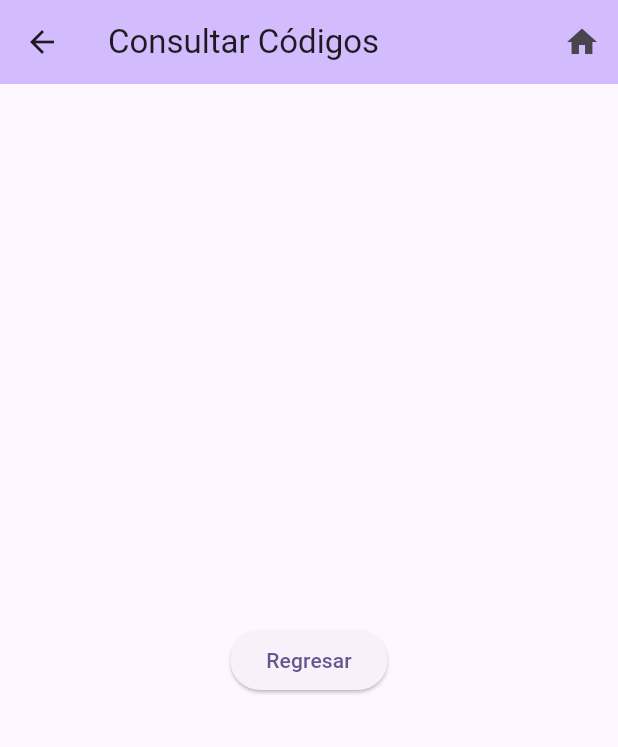
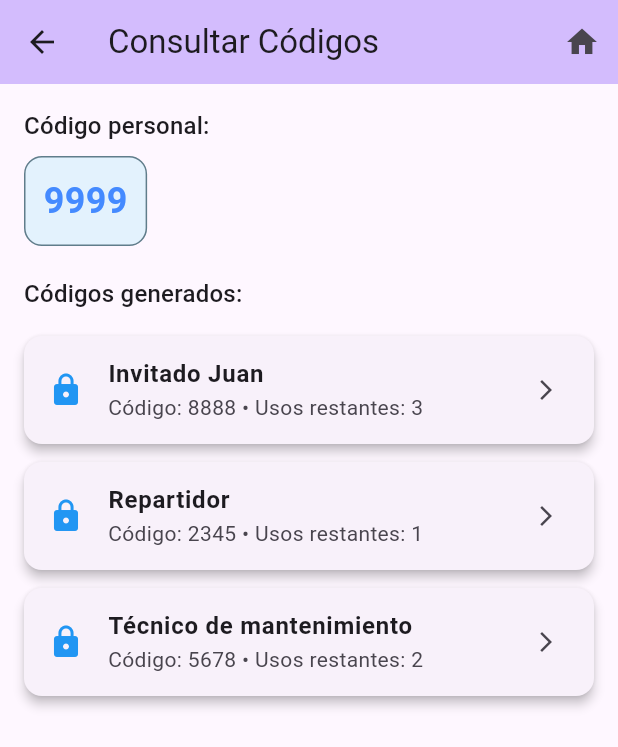
Before and after one commit to DanBR-UPQ/SVCAM, a Flutter app: the ConsultarCodigosPage screen opened by its route, on a phone screen of 412 x 824 dp. Shown: the top 747 px of the screen. Run offline on Flutter 3.47's test engine with Material 3 defaults, Android fonts, the phone set to English and light mode, and no system bars.

Commit message:
modified:   lib/main.dart 	modified:   lib/pages/consultar_codigos_page.dart

```diff
--- a/lib/main.dart
+++ b/lib/main.dart
@@ -52,7 +52,6 @@ class MyHomePage extends StatefulWidget {
 }
 
 class _MyHomePageState extends State<MyHomePage> {
-
   @override
   Widget build(BuildContext context) {
 
--- a/lib/pages/consultar_codigos_page.dart
+++ b/lib/pages/consultar_codigos_page.dart
@@ -1,35 +1,93 @@
 import 'package:flutter/material.dart';
 
-class ConsultarCodigosPage extends StatelessWidget{
+class ConsultarCodigosPage extends StatelessWidget {
   const ConsultarCodigosPage({super.key});
 
+  final int codigoGenerado = 9999;
+
+  final List<Map<String, dynamic>> codigosGenerados = const [
+    {'codigo': '8888', 'descripcion': 'Invitado Juan', 'usos': 3},
+    {'codigo': '2345', 'descripcion': 'Repartidor', 'usos': 1},
+    {'codigo': '5678', 'descripcion': 'Técnico de mantenimiento', 'usos': 2},
+  ];
+
   @override
-  Widget build(BuildContext context){
+  Widget build(BuildContext context) {
     return Scaffold(
       appBar: AppBar(
-
         backgroundColor: Theme.of(context).colorScheme.inversePrimary,
-
-        title: Text('Consultar Códigos'),
+        title: const Text('Consultar Códigos'),
         actions: [
-          IconButton(onPressed: (){
-            Navigator.pop(context);
-          }
-          , icon: Icon(Icons.home))
+          IconButton(
+            onPressed: () {
+              Navigator.pop(context);
+            },
+            icon: const Icon(Icons.home),
+          ),
         ],
       ),
-      body: Center(
+      body: Padding(
+        padding: const EdgeInsets.all(16.0),
         child: Column(
-          mainAxisAlignment: MainAxisAlignment.center,
+          crossAxisAlignment: CrossAxisAlignment.start,
           children: [
-            ElevatedButton(
-              onPressed: () {
-                Navigator.pop(context);
-              },
-              child: Text('Regresar'),
-            )
+            // Código personal
+            Text(
+              'Código personal:',
+              style: Theme.of(context).textTheme.titleMedium,
+            ),
+            Container(
+              margin: const EdgeInsets.only(top: 8, bottom: 20),
+              padding: const EdgeInsets.all(12),
+              decoration: BoxDecoration(
+                color: Colors.blue[50],
+                borderRadius: BorderRadius.circular(12),
+                border: Border.all(color: Colors.blueGrey),
+              ),
+              child: Text(
+                '$codigoGenerado',
+                style: const TextStyle(
+                  fontSize: 24,
+                  fontWeight: FontWeight.bold,
+                  color: Colors.blueAccent,
+                ),
+              ),
+            ),
+
+            // Título de lista
+            Text(
+              'Códigos generados:',
+              style: Theme.of(context).textTheme.titleMedium,
+            ),
+            const SizedBox(height: 10),
+
+            // Lista de códigos
+            Expanded(
+              child: ListView.builder(
+                itemCount: codigosGenerados.length,
+                itemBuilder: (context, index) {
+                  final codigo = codigosGenerados[index];
+                  return Card(
+                    margin: const EdgeInsets.symmetric(vertical: 6),
+                    elevation: 3,
+                    shape: RoundedRectangleBorder(
+                      borderRadius: BorderRadius.circular(12),
+                    ),
+                    child: ListTile(
+                      leading: const Icon(Icons.lock, color: Colors.blue),
+                      title: Text(
+                        codigo['descripcion'],
+                        style: const TextStyle(fontWeight: FontWeight.bold),
+                      ),
+                      subtitle: Text('Código: ${codigo['codigo']} • Usos restantes: ${codigo['usos']}'),
+                      trailing: const Icon(Icons.arrow_forward_ios, size: 16),
+                    ),
+                  );
+                },
+              ),
+            ),
           ],
-        )
+        ),
       ),
     );
   }
```
